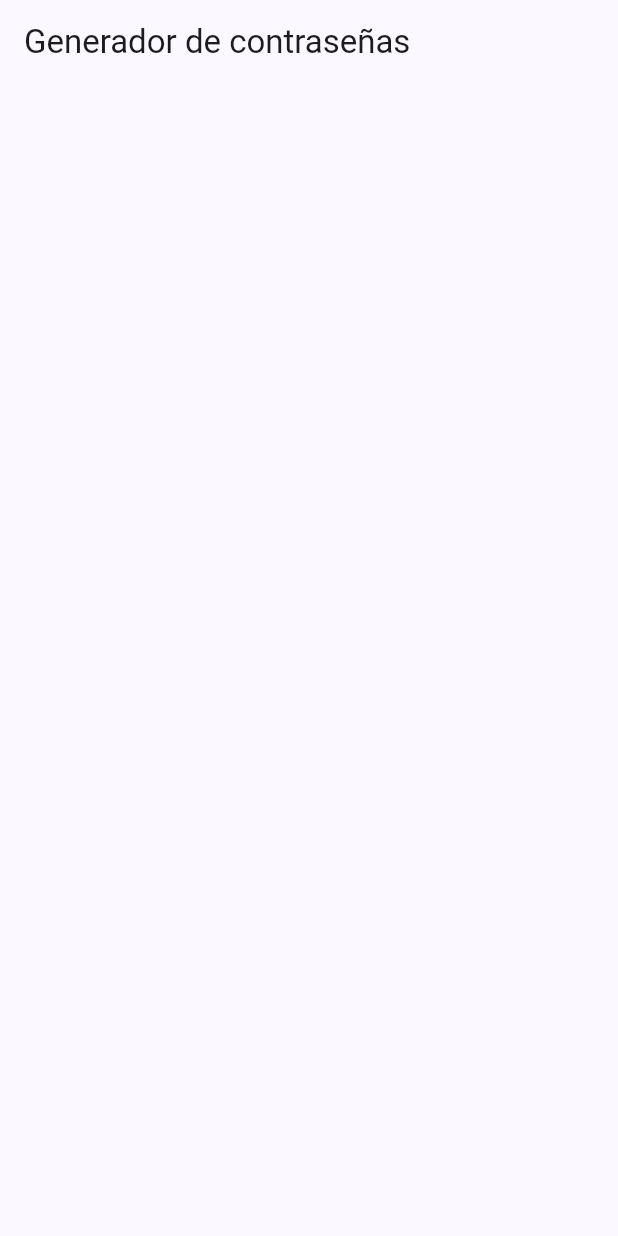
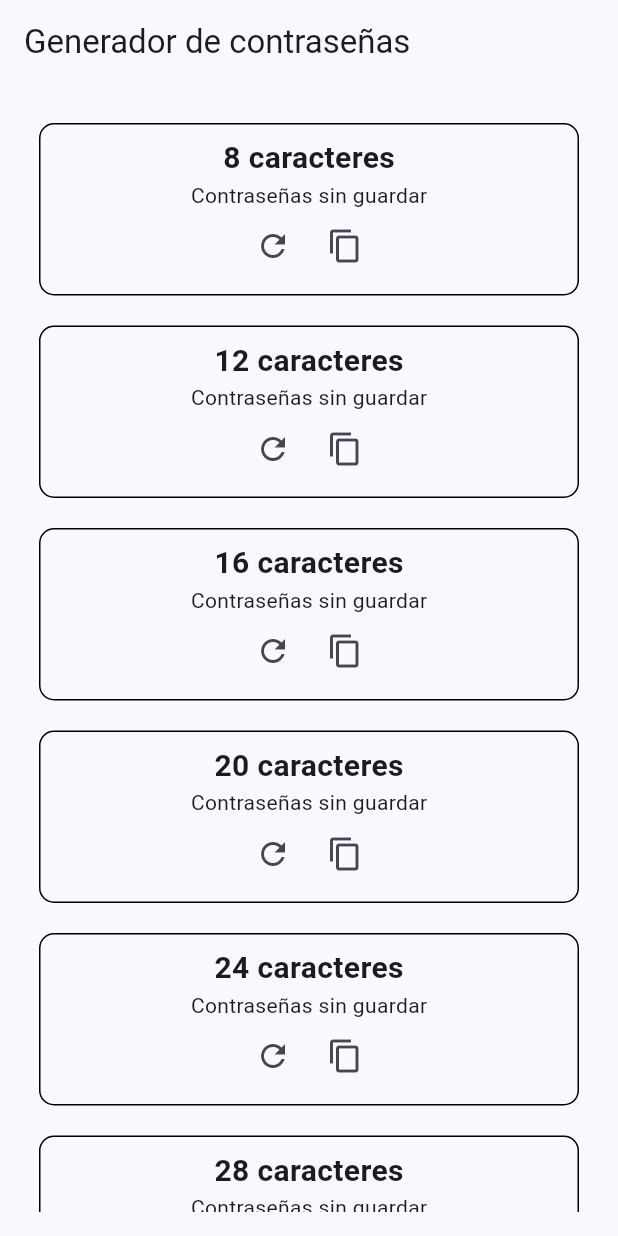
Before and after one commit to victortelles/Flutter-pass_generator, a Flutter app: the screen it shows after launch, on a phone screen of 412 x 824 dp. Run offline on Flutter 3.47's test engine with Material 3 defaults, Android fonts, the light colour scheme and no system bars.

Commit message:
Implementacion de la estructura de la Funcionalidad + listView(Map) (Iconos (refresh, copy))

```diff
--- a/lib/main.dart
+++ b/lib/main.dart
@@ -63,8 +63,57 @@ class _HomePageState extends State<HomePage> {
             Expanded(
               //Widget ListView
               child: ListView(
-                //Implementar la logica
+                children: passwordLengths.map((length) {
+                  return Container(
+                    decoration: BoxDecoration(
+                      border: Border.all(color: Colors.black),
+                      borderRadius: BorderRadius.circular(10),
+                    ),
+                    padding: const EdgeInsets.all(8.0),
+                    margin: const EdgeInsets.all(10),
+                    child: Column(
+                      children: [
+                        //Text Caracteres
+                        Text(
+                          "$length caracteres",
+                          style: TextStyle(
+                            fontWeight: FontWeight.bold,
+                            fontSize: 20,
+                          ),
+                        ),
 
+                        //Text passwords
+                        Text(passwords[length]!),
+
+                        //Fila para Iconos
+                        Row(
+                          mainAxisAlignment: MainAxisAlignment.center,
+                          children: [
+                            IconButton(
+                              onPressed: () {
+                                setState(() {
+                                  passwords[length] = generarPassword(length);
+                                });
+                              },
+                              //Icon Refresh
+                              icon: Icon(Icons.refresh),
+                            ),
+                            IconButton(
+                              onPressed: () {
+                                setState(() {
+                                  Clipboard.setData(
+                                      ClipboardData(text: passwords[length]!));
+                                });
+                              },
+                              //Icono Copy
+                              icon: Icon(Icons.copy),
+                            ),
+                          ],
+                        )
+                      ],
+                    ),
+                  );
+                }).toList(),
               ),
             ),
           ],
@@ -72,8 +121,9 @@ class _HomePageState extends State<HomePage> {
       ),
     );
   }
-    //Funcion para generar la contraseña
-    String generarPassword(int charsNum) {
+
+  //Funcion para generar la contraseña
+  String generarPassword(int charsNum) {
     return String.fromCharCodes(
       List.generate(charsNum, (index) => Random().nextInt(48) + 60),
     );
```
